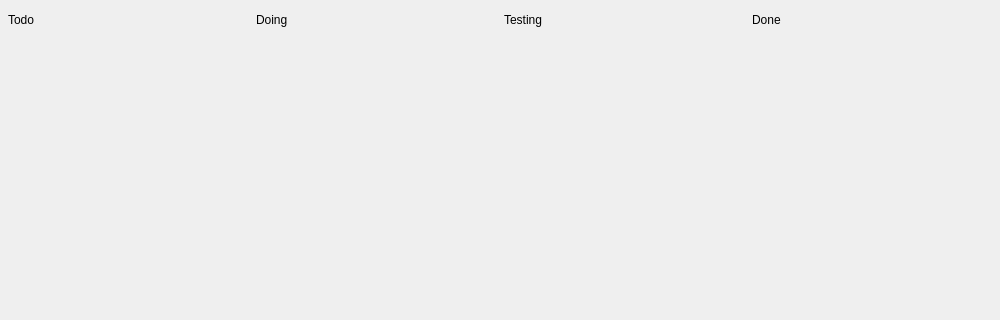
Before: the Qt Designer form SourceCode/Revelation/Revelation.ui in rhzxg/Revelation, drawn with Qt 5; both pictures show x 0 to 1000 and y 0 to 320 of the 1000 by 500 pixel window.
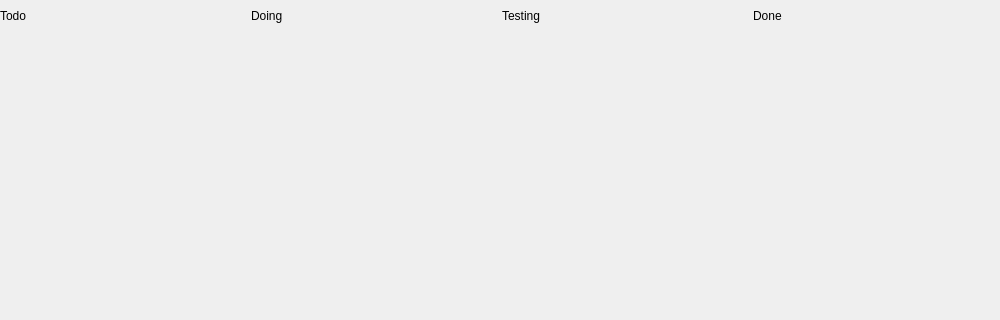
After: the same form once the commit is applied.

```diff
--- a/SourceCode/Revelation/Revelation.ui
+++ b/SourceCode/Revelation/Revelation.ui
@@ -15,16 +15,16 @@
   </property>
   <layout class="QGridLayout" name="gridLayout_2">
    <property name="leftMargin">
-    <number>8</number>
+    <number>0</number>
    </property>
    <property name="topMargin">
-    <number>8</number>
+    <number>4</number>
    </property>
    <property name="rightMargin">
-    <number>8</number>
+    <number>4</number>
    </property>
    <property name="bottomMargin">
-    <number>8</number>
+    <number>4</number>
    </property>
    <property name="spacing">
     <number>8</number>
```
